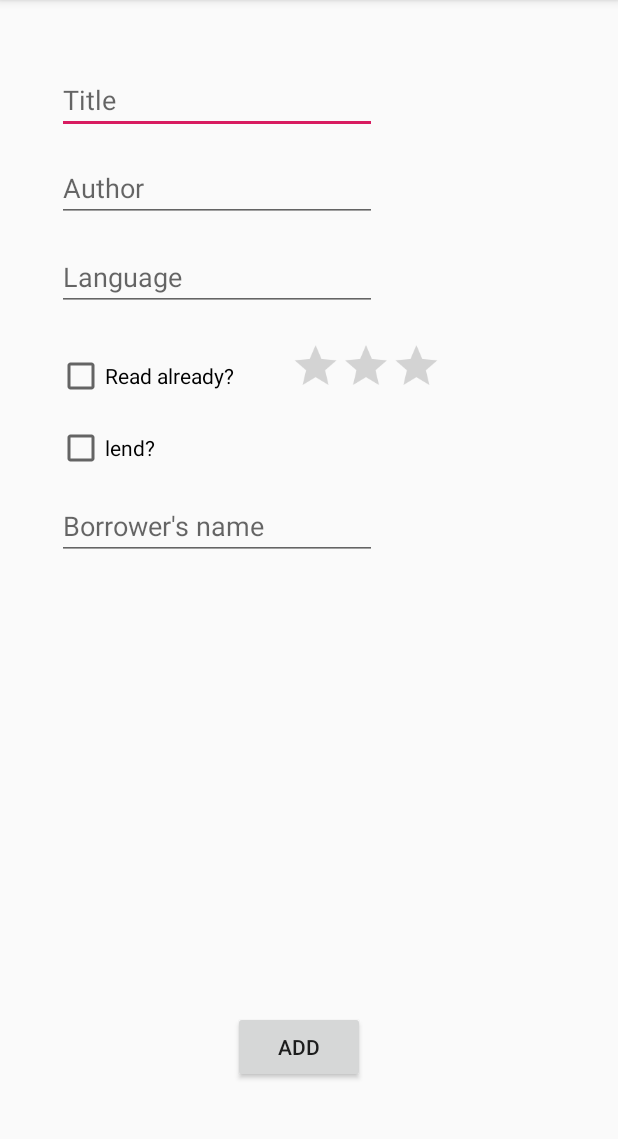
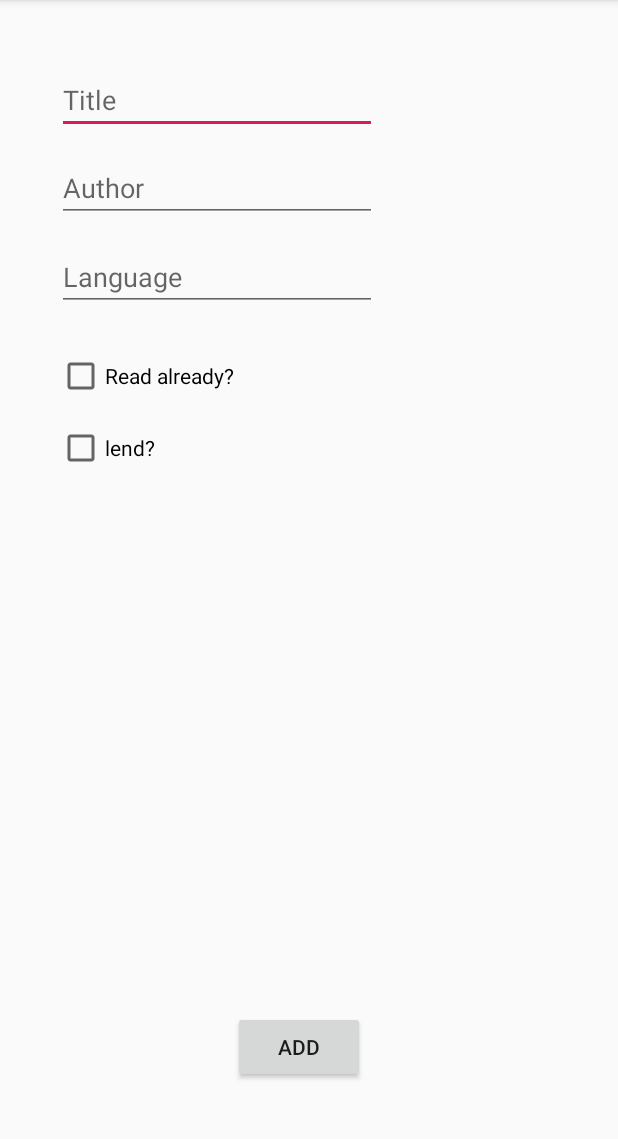
Before and after one commit to IStepien/MyLibrary, an Android app: the AddNewBookActivity screen opened directly, with no data from a screen before it, on a phone screen of 412 x 824 dp, the part 84-1223 px from its top. Run offline under Robolectric (Android 15) with nearby library versions, the phone set to English and light mode, and no system bars.

Commit message:
adding new book modified (fields visibility)

```diff
--- a/app/src/main/java/com/example/mylibrary/activity/AddNewBookActivity.java
+++ b/app/src/main/java/com/example/mylibrary/activity/AddNewBookActivity.java
@@ -39,6 +39,22 @@ public class AddNewBookActivity extends AppCompatActivity {
         checkBoxIsAlreadyRead = findViewById(R.id.checkBoxIsAlreadyRead);
         checkBoxIsLend = findViewById(R.id.checkBoxIsLend);
         ratingBar = findViewById(R.id.ratingBar);
+        ratingBar.setVisibility(View.INVISIBLE);
+        editTextBorrower.setVisibility(View.INVISIBLE);
+
+        checkBoxIsAlreadyRead.setOnClickListener(new View.OnClickListener() {
+            @Override
+            public void onClick(View v) {
+                setVisibility(ratingBar);
+            }
+        });
+        checkBoxIsLend.setOnClickListener(new View.OnClickListener() {
+            @Override
+            public void onClick(View v) {
+                setVisibility(editTextBorrower);
+            }
+        });
+
 
         findViewById(R.id.button_add_book).setOnClickListener(new View.OnClickListener() {
             @Override
@@ -68,6 +84,7 @@ public class AddNewBookActivity extends AppCompatActivity {
             return;
         }
 
+
         class SaveBook extends AsyncTask<Void, Void, Void> {
 
             @Override
@@ -76,11 +93,14 @@ public class AddNewBookActivity extends AppCompatActivity {
                 newBook.setBookAuthor(bookAuthor);
                 newBook.setBookLanguage(bookLanguage);
                 newBook.setBookTitle(bookTitle);
-                newBook.setBorrower(borrower);
+
                 newBook.setAlreadyRead(isAlreadyRead);
-                newBook.setLend(isLend);
+
                 newBook.setRating(rating);
 
+                newBook.setLend(isLend);
+
+                newBook.setBorrower(borrower);
 
                 BookRoomDatabase.getDatabase(getApplicationContext()).getDatabaseInstance()
                         .bookDAO()
@@ -101,4 +121,11 @@ public class AddNewBookActivity extends AppCompatActivity {
         saveBook.execute();
     }
 
+    public void setVisibility(View view) {
+        if (view.getVisibility() == View.VISIBLE) {
+            view.setVisibility(View.INVISIBLE);
+        } else {
+            view.setVisibility(View.VISIBLE);
+        }
+    }
 }
--- a/app/src/main/res/layout/activity_add_book.xml
+++ b/app/src/main/res/layout/activity_add_book.xml
@@ -72,7 +72,8 @@
         android:layout_marginBottom="9dp"
         android:text="Read already?"
         app:layout_constraintBottom_toBottomOf="@+id/ratingBar"
-        app:layout_constraintStart_toStartOf="parent" />
+        app:layout_constraintStart_toStartOf="parent"
+        />
 
     <CheckBox
         android:id="@+id/checkBoxIsLend"
@@ -92,8 +93,7 @@
         android:hint="Borrower's name"
         android:inputType="textPersonName"
         app:layout_constraintStart_toStartOf="@+id/checkBoxIsLend"
-        app:layout_constraintTop_toBottomOf="@+id/checkBoxIsLend"
-        tools:visibility="visible" />
+        app:layout_constraintTop_toBottomOf="@+id/checkBoxIsLend" />
 
 
 </androidx.constraintlayout.widget.ConstraintLayout>
```
